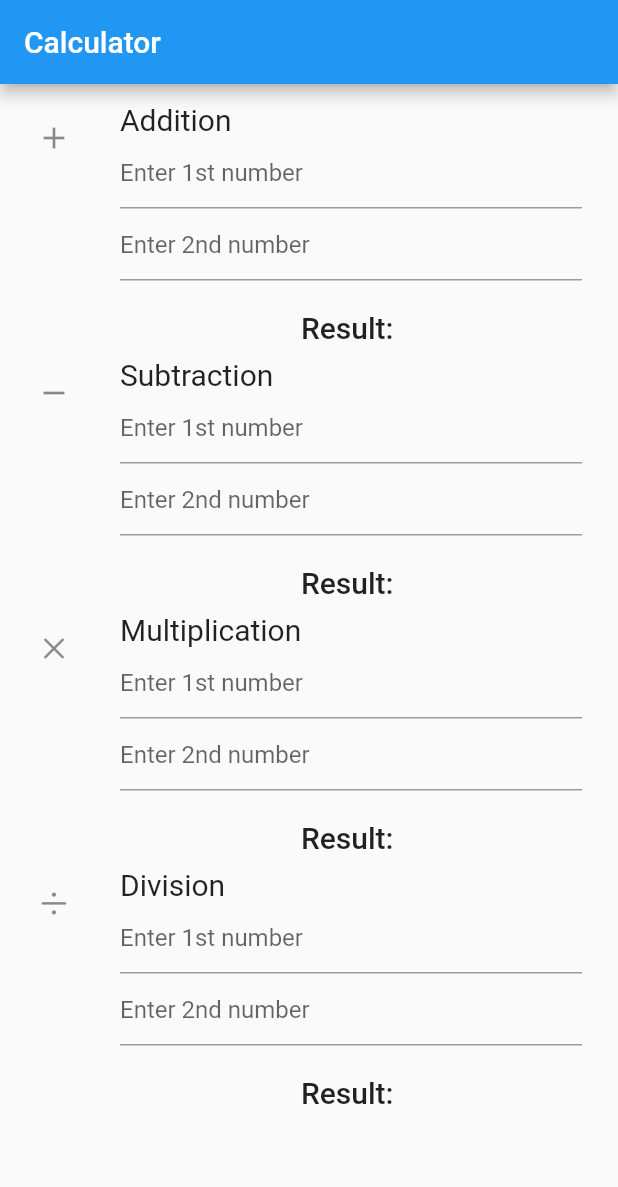
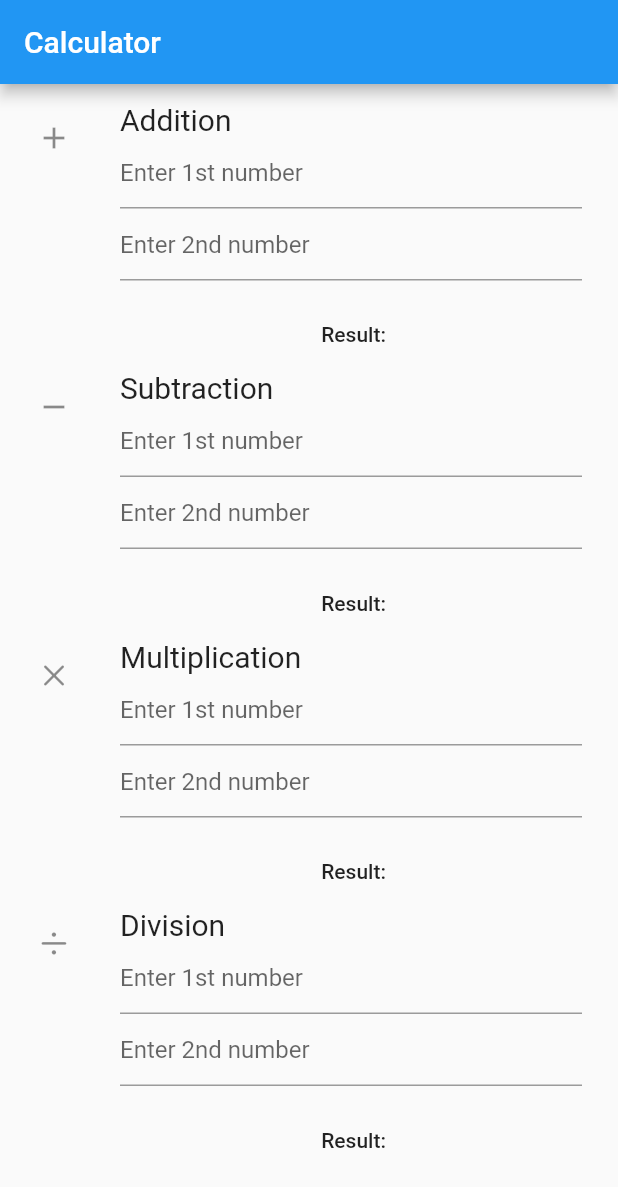
Before and after one commit to kboomska/testing-basics, a Flutter app: the screen it shows after launch, on a phone screen of 412 x 824 dp. Shown: the top 1187 px of the screen. Run offline on Flutter 3.47's test engine with Material 2 defaults, Android fonts, the phone set to English and light mode, and no system bars.

Commit message:
calculator widget testing; pumpAndSettle()

```diff
--- a/widget_testing/lib/operation_widget.dart
+++ b/widget_testing/lib/operation_widget.dart
@@ -22,6 +22,7 @@ class _OperationWidgetState extends State<OperationWidget> {
   final _bottomTextController = TextEditingController();
 
   String _operationResult = '';
+  String _resultAfterAnimation = '';
 
   @override
   void initState() {
@@ -64,10 +65,26 @@ class _OperationWidgetState extends State<OperationWidget> {
             decoration: const InputDecoration(hintText: 'Enter 2nd number'),
           ),
           const SizedBox(height: 20),
-          Text(
-            'Result: $_operationResult',
-            style: Theme.of(context).textTheme.titleLarge,
-          )
+          AnimatedContainer(
+            padding: const EdgeInsets.all(8.0),
+            duration: const Duration(milliseconds: 1000),
+            onEnd: () {
+              setState(() {
+                _resultAfterAnimation = _operationResult.toString();
+              });
+            },
+            color: _operationResult.isEmpty ? Colors.transparent : Colors.green,
+            curve: Curves.easeInOut,
+            child: Text(
+              _resultAfterAnimation.isNotEmpty ? 'Result: $_resultAfterAnimation' : 'Result: ',
+              style: Theme.of(context).textTheme.bodyLarge,
+              textAlign: TextAlign.end,
+            ),
+          ),
+          // Text(
+          //   'Result: $_operationResult',
+          //   style: Theme.of(context).textTheme.titleLarge,
+          // )
         ],
       ),
     );
```
Also changed, not shown: 1 other file.
